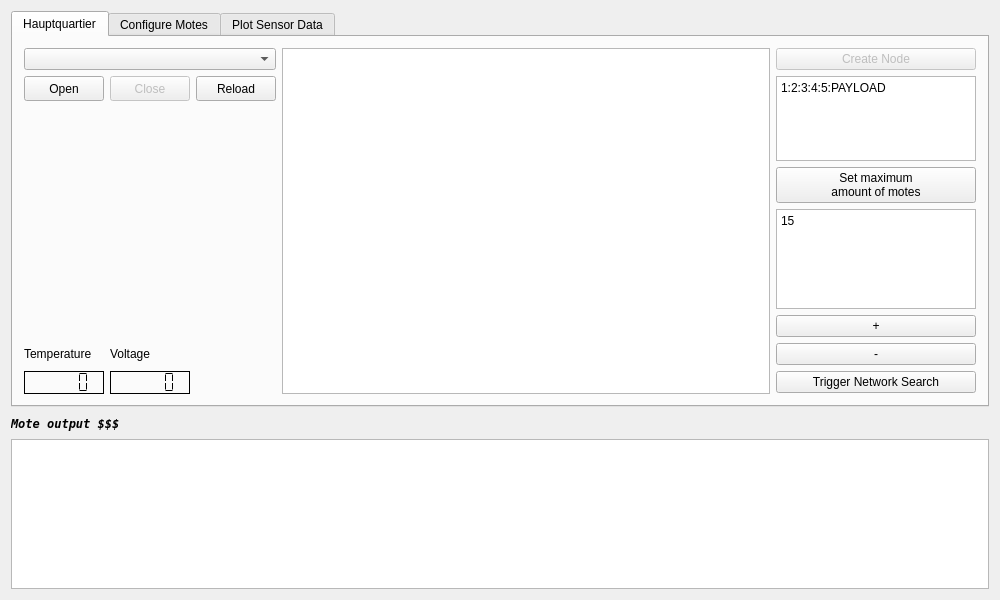
The window that gui/mainwindow.ui (heat1q/plant.io) describes before a commit, drawn with Qt 5.
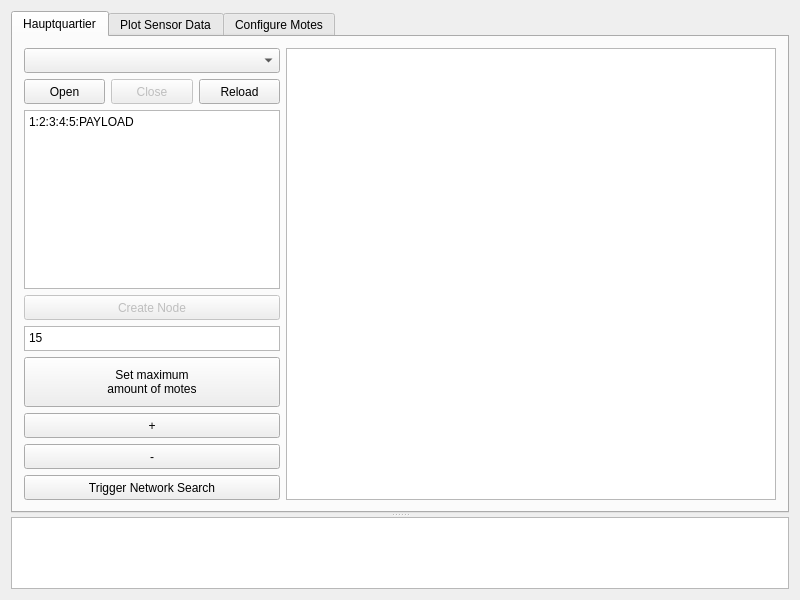
The same window after the commit. Custom widgets are drawn as their Qt base class.

Diff of the .ui file:
```diff
--- a/gui/mainwindow.ui
+++ b/gui/mainwindow.ui
@@ -6,7 +6,7 @@
    <rect>
     <x>0</x>
     <y>0</y>
-    <width>1000</width>
+    <width>800</width>
     <height>600</height>
    </rect>
   </property>
@@ -14,9 +14,37 @@
    <string>Group6 WSN Lab Project</string>
   </property>
   <widget class="QWidget" name="centralWidget">
-   <layout class="QVBoxLayout" name="verticalLayout_3" stretch="0,1,2">
+   <property name="sizePolicy">
+    <sizepolicy hsizetype="Expanding" vsizetype="Preferred">
+     <horstretch>0</horstretch>
+     <verstretch>0</verstretch>
+    </sizepolicy>
+   </property>
+   <layout class="QHBoxLayout" name="horizontalLayout">
     <item>
+     <widget class="QSplitter" name="splitter">
+      <property name="sizePolicy">
+       <sizepolicy hsizetype="Preferred" vsizetype="Preferred">
+        <horstretch>0</horstretch>
+        <verstretch>0</verstretch>
+       </sizepolicy>
+      </property>
+      <property name="orientation">
+       <enum>Qt::Vertical</enum>
+      </property>
      <widget class="QTabWidget" name="tabWidget">
+       <property name="minimumSize">
+        <size>
+         <width>0</width>
+         <height>0</height>
+        </size>
+       </property>
+       <property name="maximumSize">
+        <size>
+         <width>100000</width>
+         <height>100000</height>
+        </size>
+       </property>
       <property name="currentIndex">
        <number>0</number>
       </property>
@@ -24,28 +52,178 @@
        <attribute name="title">
         <string>Hauptquartier</string>
        </attribute>
-       <layout class="QGridLayout" name="gridLayout_tab1" columnstretch="0,0,0,0,0">
-        <property name="horizontalSpacing">
-         <number>6</number>
-        </property>
-        <item row="8" column="0">
-         <widget class="QLCDNumber" name="lcdNumber_light">
-          <property name="font">
-           <font>
-            <family>DejaVu Sans Mono</family>
-            <weight>75</weight>
-            <italic>true</italic>
-            <bold>true</bold>
-           </font>
-          </property>
-          <property name="frameShape">
-           <enum>QFrame::Box</enum>
-          </property>
-          <property name="frameShadow">
-           <enum>QFrame::Plain</enum>
-          </property>
-          <property name="segmentStyle">
-           <enum>QLCDNumber::Flat</enum>
+        <layout class="QGridLayout" name="gridLayout_tab1">
+         <item row="8" column="0" colspan="3">
+          <widget class="QPushButton" name="pushButton_explore">
+           <property name="sizePolicy">
+            <sizepolicy hsizetype="Preferred" vsizetype="Fixed">
+             <horstretch>0</horstretch>
+             <verstretch>0</verstretch>
+            </sizepolicy>
+           </property>
+           <property name="minimumSize">
+            <size>
+             <width>200</width>
+             <height>25</height>
+            </size>
+           </property>
+           <property name="maximumSize">
+            <size>
+             <width>300</width>
+             <height>100000</height>
+            </size>
+           </property>
+           <property name="baseSize">
+            <size>
+             <width>0</width>
+             <height>0</height>
+            </size>
+           </property>
+           <property name="text">
+            <string>Trigger Network Search</string>
+           </property>
+          </widget>
+         </item>
+         <item row="3" column="0" colspan="3">
+          <widget class="QPushButton" name="pushButton_create">
+           <property name="enabled">
+            <bool>false</bool>
+           </property>
+           <property name="sizePolicy">
+            <sizepolicy hsizetype="Preferred" vsizetype="Fixed">
+             <horstretch>0</horstretch>
+             <verstretch>0</verstretch>
+            </sizepolicy>
+           </property>
+           <property name="minimumSize">
+            <size>
+             <width>200</width>
+             <height>25</height>
+            </size>
+           </property>
+           <property name="maximumSize">
+            <size>
+             <width>300</width>
+             <height>100000</height>
+            </size>
+           </property>
+           <property name="baseSize">
+            <size>
+             <width>0</width>
+             <height>0</height>
+            </size>
+           </property>
+           <property name="text">
+            <string>Create Node</string>
+           </property>
+          </widget>
+         </item>
+         <item row="4" column="0" colspan="3">
+          <widget class="QPlainTextEdit" name="plainTextEdit_setmax">
+           <property name="sizePolicy">
+            <sizepolicy hsizetype="Preferred" vsizetype="Expanding">
+             <horstretch>0</horstretch>
+             <verstretch>0</verstretch>
+            </sizepolicy>
+           </property>
+           <property name="minimumSize">
+            <size>
+             <width>200</width>
+             <height>25</height>
+            </size>
+           </property>
+           <property name="maximumSize">
+            <size>
+             <width>300</width>
+             <height>25</height>
+            </size>
+           </property>
+           <property name="baseSize">
+            <size>
+             <width>0</width>
+             <height>0</height>
+            </size>
+           </property>
+           <property name="plainText">
+            <string>15</string>
+           </property>
+          </widget>
+         </item>
+         <item row="7" column="0" colspan="3">
+          <widget class="QPushButton" name="pushButton_zoomout">
+           <property name="sizePolicy">
+            <sizepolicy hsizetype="Preferred" vsizetype="Fixed">
+             <horstretch>0</horstretch>
+             <verstretch>0</verstretch>
+            </sizepolicy>
+           </property>
+           <property name="minimumSize">
+            <size>
+             <width>200</width>
+             <height>25</height>
+            </size>
+           </property>
+           <property name="maximumSize">
+            <size>
+             <width>300</width>
+             <height>100000</height>
+            </size>
+           </property>
+           <property name="baseSize">
+            <size>
+             <width>0</width>
+             <height>0</height>
+            </size>
+           </property>
+           <property name="text">
+            <string>-</string>
+           </property>
+          </widget>
+         </item>
+         <item row="0" column="0" colspan="3">
+          <widget class="QComboBox" name="comboBox_Interface">
+           <property name="sizePolicy">
+            <sizepolicy hsizetype="Preferred" vsizetype="Fixed">
+             <horstretch>0</horstretch>
+             <verstretch>0</verstretch>
+            </sizepolicy>
+           </property>
+           <property name="minimumSize">
+            <size>
+             <width>200</width>
+             <height>25</height>
+            </size>
+           </property>
+           <property name="maximumSize">
+            <size>
+             <width>300</width>
+             <height>100000</height>
+            </size>
+           </property>
+          </widget>
+         </item>
+         <item row="1" column="0">
+          <widget class="QPushButton" name="pushButton_open">
+           <property name="sizePolicy">
+            <sizepolicy hsizetype="Preferred" vsizetype="Fixed">
+             <horstretch>0</horstretch>
+             <verstretch>0</verstretch>
+            </sizepolicy>
+           </property>
+           <property name="minimumSize">
+            <size>
+             <width>0</width>
+             <height>25</height>
+            </size>
+           </property>
+           <property name="maximumSize">
+            <size>
+             <width>300</width>
+             <height>25</height>
+            </size>
+           </property>
+           <property name="text">
+            <string>Open</string>
           </property>
          </widget>
         </item>
@@ -54,9 +232,15 @@
           <property name="enabled">
            <bool>true</bool>
           </property>
+           <property name="sizePolicy">
+            <sizepolicy hsizetype="Preferred" vsizetype="Fixed">
+             <horstretch>0</horstretch>
+             <verstretch>0</verstretch>
+            </sizepolicy>
+           </property>
           <property name="maximumSize">
            <size>
-            <width>100000</width>
+             <width>300</width>
             <height>25</height>
            </size>
           </property>
@@ -65,14 +249,51 @@
           </property>
          </widget>
         </item>
+         <item row="6" column="0" colspan="3">
+          <widget class="QPushButton" name="pushButton_zoomin">
+           <property name="sizePolicy">
+            <sizepolicy hsizetype="Preferred" vsizetype="Fixed">
+             <horstretch>0</horstretch>
+             <verstretch>0</verstretch>
+            </sizepolicy>
+           </property>
+           <property name="minimumSize">
+            <size>
+             <width>200</width>
+             <height>25</height>
+            </size>
+           </property>
+           <property name="maximumSize">
+            <size>
+             <width>300</width>
+             <height>100000</height>
+            </size>
+           </property>
+           <property name="baseSize">
+            <size>
+             <width>0</width>
+             <height>0</height>
+            </size>
+           </property>
+           <property name="text">
+            <string>+</string>
+           </property>
+          </widget>
+         </item>
         <item row="1" column="1">
          <widget class="QPushButton" name="pushButton_close">
           <property name="enabled">
            <bool>false</bool>
           </property>
+           <property name="sizePolicy">
+            <sizepolicy hsizetype="Preferred" vsizetype="Fixed">
+             <horstretch>0</horstretch>
+             <verstretch>0</verstretch>
+            </sizepolicy>
+           </property>
           <property name="maximumSize">
            <size>
-            <width>100000</width>
+             <width>300</width>
             <height>25</height>
            </size>
           </property>
@@ -81,41 +302,10 @@
           </property>
          </widget>
         </item>
-        <item row="7" column="4">
-         <widget class="QPushButton" name="pushButton_zoomout">
-          <property name="sizePolicy">
-           <sizepolicy hsizetype="Fixed" vsizetype="Fixed">
-            <horstretch>0</horstretch>
-            <verstretch>0</verstretch>
-           </sizepolicy>
-          </property>
-          <property name="minimumSize">
-           <size>
-            <width>200</width>
-            <height>0</height>
-           </size>
-          </property>
-          <property name="maximumSize">
-           <size>
-            <width>200</width>
-            <height>16777215</height>
-           </size>
-          </property>
-          <property name="baseSize">
-           <size>
-            <width>0</width>
-            <height>0</height>
-           </size>
-          </property>
-          <property name="text">
-           <string>-</string>
-          </property>
-         </widget>
-        </item>
-        <item row="1" column="4" rowspan="2">
+         <item row="2" column="0" colspan="3">
          <widget class="QPlainTextEdit" name="plainTextEdit_create">
           <property name="sizePolicy">
-           <sizepolicy hsizetype="Fixed" vsizetype="Expanding">
+            <sizepolicy hsizetype="Preferred" vsizetype="Expanding">
             <horstretch>0</horstretch>
             <verstretch>0</verstretch>
            </sizepolicy>
@@ -123,13 +313,13 @@
           <property name="minimumSize">
            <size>
             <width>200</width>
-            <height>0</height>
+             <height>25</height>
            </size>
           </property>
           <property name="maximumSize">
            <size>
-            <width>200</width>
-            <height>16777215</height>
+             <width>300</width>
+             <height>100000</height>
            </size>
           </property>
           <property name="baseSize">
@@ -146,10 +336,10 @@
           </property>
          </widget>
         </item>
-        <item row="4" column="4" rowspan="2">
-         <widget class="QPlainTextEdit" name="plainTextEdit_setmax">
+         <item row="5" column="0" colspan="3">
+          <widget class="QPushButton" name="pushButton_setmax">
           <property name="sizePolicy">
-           <sizepolicy hsizetype="Fixed" vsizetype="Expanding">
+            <sizepolicy hsizetype="Preferred" vsizetype="Fixed">
             <horstretch>0</horstretch>
             <verstretch>0</verstretch>
            </sizepolicy>
@@ -157,12 +347,12 @@
           <property name="minimumSize">
            <size>
             <width>200</width>
-            <height>100</height>
+             <height>50</height>
            </size>
           </property>
           <property name="maximumSize">
            <size>
-            <width>200</width>
+             <width>300</width>
             <height>100000</height>
            </size>
           </property>
@@ -172,44 +362,20 @@
             <height>0</height>
            </size>
           </property>
-          <property name="plainText">
-           <string>15</string>
-          </property>
-         </widget>
-        </item>
-        <item row="8" column="4">
-         <widget class="QPushButton" name="pushButton_explore">
-          <property name="sizePolicy">
-           <sizepolicy hsizetype="Fixed" vsizetype="Fixed">
-            <horstretch>0</horstretch>
-            <verstretch>0</verstretch>
-           </sizepolicy>
-          </property>
-          <property name="minimumSize">
-           <size>
-            <width>200</width>
-            <height>0</height>
-           </size>
-          </property>
-          <property name="maximumSize">
-           <size>
-            <width>200</width>
-            <height>16777215</height>
-           </size>
-          </property>
-          <property name="baseSize">
-           <size>
-            <width>0</width>
-            <height>0</height>
-           </size>
-          </property>
           <property name="text">
-           <string>Trigger Network Search</string>
+            <string>Set maximum 
+amount of motes</string>
           </property>
          </widget>
         </item>
         <item row="0" column="3" rowspan="9">
          <widget class="QGraphicsView" name="graphicsView_networkgraph">
+           <property name="minimumSize">
+            <size>
+             <width>200</width>
+             <height>0</height>
+            </size>
+           </property>
           <property name="maximumSize">
            <size>
             <width>4201337</width>
@@ -227,171 +393,115 @@
           </property>
          </widget>
         </item>
-        <item row="1" column="0">
-         <widget class="QPushButton" name="pushButton_open">
-          <property name="minimumSize">
-           <size>
-            <width>0</width>
-            <height>25</height>
-           </size>
-          </property>
-          <property name="maximumSize">
-           <size>
-            <width>100000</width>
-            <height>25</height>
-           </size>
-          </property>
-          <property name="text">
-           <string>Open</string>
-          </property>
-         </widget>
-        </item>
-        <item row="3" column="4">
-         <widget class="QPushButton" name="pushButton_setmax">
-          <property name="sizePolicy">
-           <sizepolicy hsizetype="Fixed" vsizetype="Fixed">
-            <horstretch>0</horstretch>
-            <verstretch>0</verstretch>
-           </sizepolicy>
-          </property>
-          <property name="minimumSize">
-           <size>
-            <width>200</width>
-            <height>0</height>
-           </size>
-          </property>
-          <property name="maximumSize">
-           <size>
-            <width>200</width>
-            <height>16777215</height>
-           </size>
-          </property>
-          <property name="baseSize">
-           <size>
-            <width>0</width>
-            <height>0</height>
-           </size>
-          </property>
-          <property name="text">
-           <string>Set maximum 
-amount of motes</string>
-          </property>
-         </widget>
-        </item>
-        <item row="8" column="1">
-         <widget class="QLCDNumber" name="lcdNumber_voltage">
-          <property name="font">
-           <font>
-            <family>DejaVu Sans Mono</family>
-            <weight>75</weight>
-            <italic>true</italic>
-            <bold>true</bold>
-           </font>
-          </property>
-          <property name="frameShape">
-           <enum>QFrame::Box</enum>
-          </property>
-          <property name="frameShadow">
-           <enum>QFrame::Plain</enum>
-          </property>
-          <property name="segmentStyle">
-           <enum>QLCDNumber::Flat</enum>
-          </property>
-         </widget>
-        </item>
-        <item row="7" column="1">
-         <widget class="QLabel" name="label_volt">
-          <property name="text">
-           <string>Voltage</string>
-          </property>
-         </widget>
-        </item>
-        <item row="6" column="4">
-         <widget class="QPushButton" name="pushButton_zoomin">
-          <property name="sizePolicy">
-           <sizepolicy hsizetype="Fixed" vsizetype="Fixed">
-            <horstretch>0</horstretch>
-            <verstretch>0</verstretch>
-           </sizepolicy>
-          </property>
-          <property name="minimumSize">
-           <size>
-            <width>200</width>
-            <height>0</height>
-           </size>
-          </property>
-          <property name="maximumSize">
-           <size>
-            <width>200</width>
-            <height>16777215</height>
-           </size>
-          </property>
-          <property name="baseSize">
-           <size>
-            <width>0</width>
-            <height>0</height>
-           </size>
-          </property>
-          <property name="text">
-           <string>+</string>
-          </property>
-         </widget>
-        </item>
-        <item row="0" column="4">
-         <widget class="QPushButton" name="pushButton_create">
-          <property name="enabled">
-           <bool>false</bool>
-          </property>
-          <property name="sizePolicy">
-           <sizepolicy hsizetype="Fixed" vsizetype="Fixed">
-            <horstretch>0</horstretch>
-            <verstretch>0</verstretch>
-           </sizepolicy>
-          </property>
-          <property name="minimumSize">
-           <size>
-            <width>200</width>
-            <height>0</height>
-           </size>
-          </property>
-          <property name="maximumSize">
-           <size>
-            <width>200</width>
-            <height>16777215</height>
-           </size>
-          </property>
-          <property name="baseSize">
-           <size>
-            <width>0</width>
-            <height>0</height>
-           </size>
-          </property>
-          <property name="text">
-           <string>Create Node</string>
-          </property>
-         </widget>
-        </item>
-        <item row="0" column="0" colspan="3">
-         <widget class="QComboBox" name="comboBox_Interface">
-          <property name="maximumSize">
-           <size>
-            <width>100000</width>
-            <height>25</height>
-           </size>
-          </property>
-         </widget>
-        </item>
-        <item row="7" column="0">
-         <widget class="QLabel" name="label_light">
-          <property name="text">
-           <string>Temperature</string>
-          </property>
-         </widget>
-        </item>
        </layout>
       </widget>
       <widget class="QWidget" name="tab2">
        <attribute name="title">
+         <string>Plot Sensor Data</string>
+        </attribute>
+        <layout class="QGridLayout" name="gridLayout">
+         <item row="0" column="0">
+          <widget class="QLabel" name="label">
+           <property name="sizePolicy">
+            <sizepolicy hsizetype="Preferred" vsizetype="Preferred">
+             <horstretch>0</horstretch>
+             <verstretch>0</verstretch>
+            </sizepolicy>
+           </property>
+           <property name="minimumSize">
+            <size>
+             <width>200</width>
+             <height>0</height>
+            </size>
+           </property>
+           <property name="maximumSize">
+            <size>
+             <width>200</width>
+             <height>16777215</height>
+            </size>
+           </property>
+           <property name="text">
+            <string>Data graph 
+maker xd xd</string>
+           </property>
+          </widget>
+         </item>
+         <item row="0" column="1" rowspan="3">
+          <widget class="QCustomPlot" name="customPlot" native="true">
+           <property name="sizePolicy">
+            <sizepolicy hsizetype="Expanding" vsizetype="Expanding">
+             <horstretch>0</horstretch>
+             <verstretch>0</verstretch>
+            </sizepolicy>
+           </property>
+           <property name="minimumSize">
+            <size>
+             <width>200</width>
+             <height>200</height>
+            </size>
+           </property>
+           <property name="maximumSize">
+            <size>
+             <width>100000</width>
+             <height>100000</height>
+            </size>
+           </property>
+          </widget>
+         </item>
+         <item row="1" column="0">
+          <widget class="QPushButton" name="pushButton_xxyyzz">
+           <property name="sizePolicy">
+            <sizepolicy hsizetype="Preferred" vsizetype="Preferred">
+             <horstretch>0</horstretch>
+             <verstretch>0</verstretch>
+            </sizepolicy>
+           </property>
+           <property name="minimumSize">
+            <size>
+             <width>200</width>
+             <height>25</height>
+            </size>
+           </property>
+           <property name="maximumSize">
+            <size>
+             <width>200</width>
+             <height>25</height>
+            </size>
+           </property>
+           <property name="text">
+            <string>PushButton</string>
+           </property>
+          </widget>
+         </item>
+         <item row="2" column="0">
+          <widget class="QPushButton" name="pushButton_creategraph">
+           <property name="sizePolicy">
+            <sizepolicy hsizetype="Preferred" vsizetype="Preferred">
+             <horstretch>0</horstretch>
+             <verstretch>0</verstretch>
+            </sizepolicy>
+           </property>
+           <property name="minimumSize">
+            <size>
+             <width>200</width>
+             <height>25</height>
+            </size>
+           </property>
+           <property name="maximumSize">
+            <size>
+             <width>200</width>
+             <height>25</height>
+            </size>
+           </property>
+           <property name="text">
+            <string>Create Graph</string>
+           </property>
+          </widget>
+         </item>
+        </layout>
+       </widget>
+       <widget class="QWidget" name="tab3">
+        <attribute name="title">
         <string>Configure Motes</string>
        </attribute>
        <layout class="QGridLayout" name="gridLayout_tab2" columnstretch="0,0,0,0">
@@ -517,129 +627,13 @@
         </item>
        </layout>
       </widget>
-      <widget class="QWidget" name="tab3">
-       <attribute name="title">
-        <string>Plot Sensor Data</string>
-       </attribute>
-       <layout class="QGridLayout" name="gridLayout">
-        <item row="0" column="2">
-         <widget class="QPushButton" name="pushButton_creategraph">
-          <property name="minimumSize">
-           <size>
-            <width>0</width>
-            <height>25</height>
-           </size>
-          </property>
-          <property name="maximumSize">
-           <size>
-            <width>16777215</width>
-            <height>25</height>
-           </size>
-          </property>
-          <property name="text">
-           <string>Create Graph</string>
-          </property>
-         </widget>
-        </item>
-        <item row="3" column="2">
-         <widget class="QLabel" name="label">
-          <property name="sizePolicy">
-           <sizepolicy hsizetype="Fixed" vsizetype="Fixed">
-            <horstretch>0</horstretch>
-            <verstretch>0</verstretch>
-           </sizepolicy>
-          </property>
-          <property name="text">
-           <string>Data graph 
-maker xd xd</string>
-          </property>
-         </widget>
-        </item>
-        <item row="0" column="1" rowspan="4">
-         <widget class="QCustomPlot" name="customPlot" native="true">
-          <property name="sizePolicy">
-           <sizepolicy hsizetype="Expanding" vsizetype="Expanding">
-            <horstretch>0</horstretch>
-            <verstretch>0</verstretch>
-           </sizepolicy>
-          </property>
-          <property name="minimumSize">
-           <size>
-            <width>100</width>
-            <height>200</height>
-           </size>
-          </property>
-         </widget>
-        </item>
-        <item row="1" column="2">
-         <widget class="QPushButton" name="pushButton_xxyyzz">
-          <property name="minimumSize">
-           <size>
-            <width>0</width>
-            <height>25</height>
-           </size>
-          </property>
-          <property name="maximumSize">
-           <size>
-            <width>16777215</width>
-            <height>25</height>
-           </size>
-          </property>
-          <property name="text">
-           <string>PushButton</string>
-          </property>
-         </widget>
-        </item>
-       </layout>
-      </widget>
-     </widget>
-    </item>
-    <item>
-     <widget class="QLabel" name="label_2">
-      <property name="enabled">
-       <bool>true</bool>
-      </property>
-      <property name="sizePolicy">
-       <sizepolicy hsizetype="Minimum" vsizetype="Fixed">
-        <horstretch>0</horstretch>
-        <verstretch>0</verstretch>
-       </sizepolicy>
-      </property>
-      <property name="minimumSize">
-       <size>
-        <width>0</width>
-        <height>20</height>
-       </size>
-      </property>
-      <property name="maximumSize">
-       <size>
-        <width>10000</width>
-        <height>20</height>
-       </size>
-      </property>
-      <property name="font">
-       <font>
-        <family>DejaVu Sans Mono</family>
-        <weight>75</weight>
-        <italic>true</italic>
-        <bold>true</bold>
-       </font>
-      </property>
-      <property name="frameShadow">
-       <enum>QFrame::Sunken</enum>
-      </property>
-      <property name="text">
-       <string>Mote output $$$</string>
-      </property>
-     </widget>
-    </item>
-    <item>
+      </widget>
      <widget class="QTextEdit" name="textEdit_Status">
       <property name="enabled">
        <bool>true</bool>
       </property>
       <property name="sizePolicy">
-       <sizepolicy hsizetype="Expanding" vsizetype="Fixed">
+        <sizepolicy hsizetype="Expanding" vsizetype="Minimum">
         <horstretch>0</horstretch>
         <verstretch>0</verstretch>
        </sizepolicy>
@@ -647,13 +641,19 @@
       <property name="minimumSize">
        <size>
         <width>0</width>
-        <height>150</height>
+         <height>0</height>
        </size>
       </property>
       <property name="maximumSize">
        <size>
         <width>1000000</width>
-        <height>150</height>
+         <height>1000000</height>
+        </size>
+       </property>
+       <property name="baseSize">
+        <size>
+         <width>0</width>
+         <height>300</height>
        </size>
       </property>
       <property name="inputMethodHints">
@@ -662,6 +662,10 @@
       <property name="sizeAdjustPolicy">
        <enum>QAbstractScrollArea::AdjustToContentsOnFirstShow</enum>
       </property>
+       <property name="readOnly">
+        <bool>true</bool>
+       </property>
+      </widget>
      </widget>
     </item>
    </layout>
```
Left out of the diff: 25 changed lines with no effect on the pictures. Lines whose indentation alone changed are shown as unchanged.
